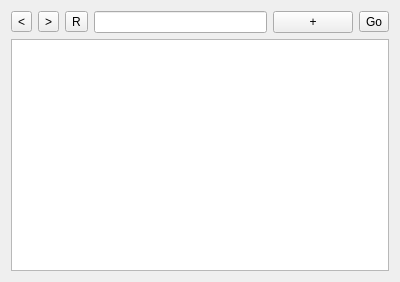
Above: src/mainform.ui from IDB-15-15/interface before the change. Below: the same form after it.
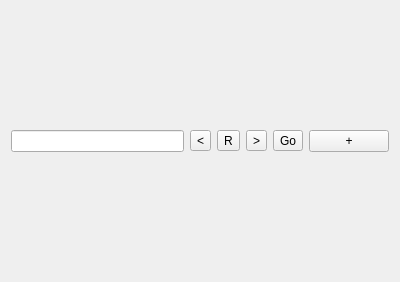
That is the form after the change.

What changed in the file:
```diff
--- a/src/mainform.ui
+++ b/src/mainform.ui
@@ -13,9 +13,12 @@
   <property name="windowTitle">
    <string>Form</string>
   </property>
-  <layout class="QVBoxLayout" name="verticalLayout">
+  <layout class="QVBoxLayout" name="verticalLayout_2">
    <item>
     <layout class="QHBoxLayout" name="horizontalLayout">
+     <item>
+      <widget class="QLineEdit" name="omniBox"/>
+     </item>
      <item>
       <widget class="QToolButton" name="toolButtonBack">
        <property name="text">
@@ -23,13 +26,6 @@
        </property>
       </widget>
      </item>
-     <item>
-      <widget class="QToolButton" name="toolButtonForward">
-       <property name="text">
-        <string>&gt;</string>
-       </property>
-      </widget>
-     </item>
      <item>
       <widget class="QToolButton" name="toolButtonReload">
        <property name="text">
@@ -38,7 +34,18 @@
       </widget>
      </item>
      <item>
-      <widget class="QLineEdit" name="omniBox"/>
+      <widget class="QToolButton" name="toolButtonForward">
+       <property name="text">
+        <string>&gt;</string>
+       </property>
+      </widget>
+     </item>
+     <item>
+      <widget class="QToolButton" name="toolButtonGo">
+       <property name="text">
+        <string>Go</string>
+       </property>
+      </widget>
      </item>
      <item>
       <widget class="QPushButton" name="pushMark">
@@ -50,17 +57,14 @@
        </property>
       </widget>
      </item>
-     <item>
-      <widget class="QToolButton" name="toolButtonGo">
-       <property name="text">
-        <string>Go</string>
-       </property>
-      </widget>
-     </item>
     </layout>
    </item>
    <item>
-    <widget class="QPlainTextEdit" name="plainTextEditContent"/>
+    <layout class="QFormLayout" name="formLayout">
+     <item row="0" column="0">
+      <layout class="QVBoxLayout" name="verticalLayout"/>
+     </item>
+    </layout>
    </item>
   </layout>
  </widget>
```
